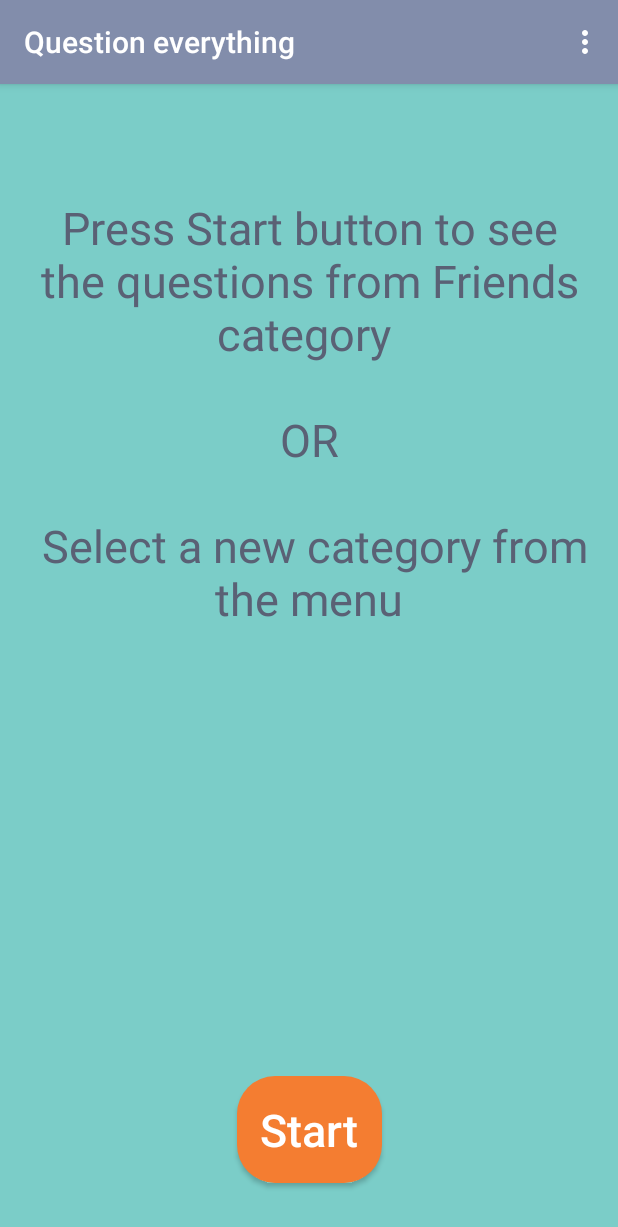
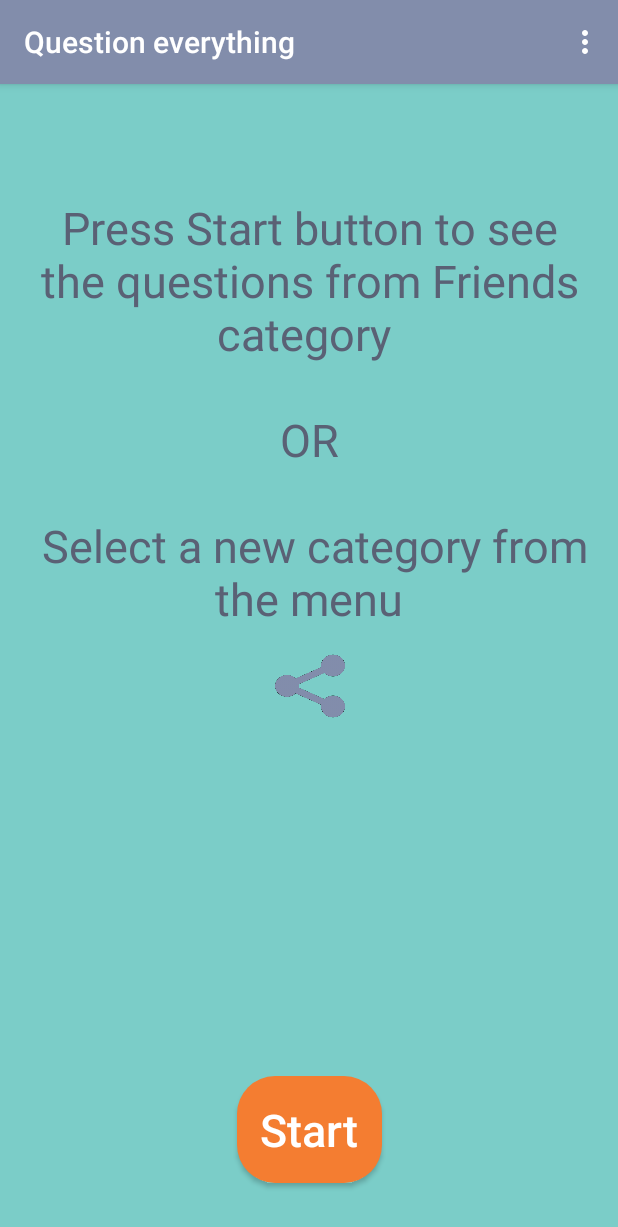
Before and after one commit to Testehan/QuestionsApp, an Android app: the screen it shows after launch (MainActivity), on a phone screen of 412 x 824 dp. Shown: the top 1227 px of the screen. Run offline under Robolectric (Android 15) with nearby library versions, the light colour scheme and no system bars; our stand-ins replace AdMob; 1 statement that could not run was skipped.

Commit message:
added share button for questions

```diff
--- a/app/src/main/res/layout/activity_main.xml
+++ b/app/src/main/res/layout/activity_main.xml
@@ -47,4 +47,17 @@
         app:layout_constraintTop_toTopOf="@+id/textView"
         app:layout_constraintVertical_bias="0.956" />
 
+    <ImageButton
+        android:id="@+id/imageButton"
+        android:layout_width="61dp"
+        android:layout_height="56dp"
+        android:background="@drawable/share_icon"
+        android:onClick="onShareButtonClicked"
+        app:layout_constraintBottom_toBottomOf="parent"
+        app:layout_constraintEnd_toEndOf="parent"
+        app:layout_constraintHorizontal_bias="0.501"
+        app:layout_constraintStart_toStartOf="parent"
+        app:layout_constraintTop_toBottomOf="@+id/textView"
+        app:layout_constraintVertical_bias="0.0" />
+
 </android.support.constraint.ConstraintLayout>
```
Also changed, not shown: app/src/main/java/com/testehan/questionsapp/MainActivity.java (+10 -0 lines), app/src/main/res/drawable/share_icon.png (added).
